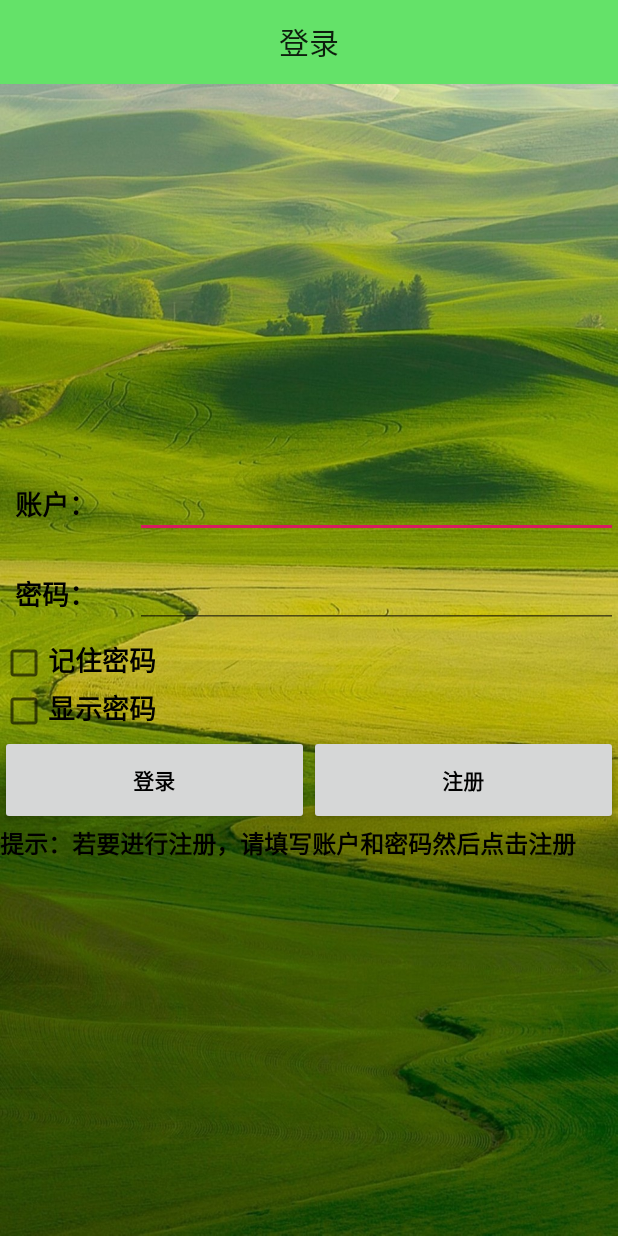
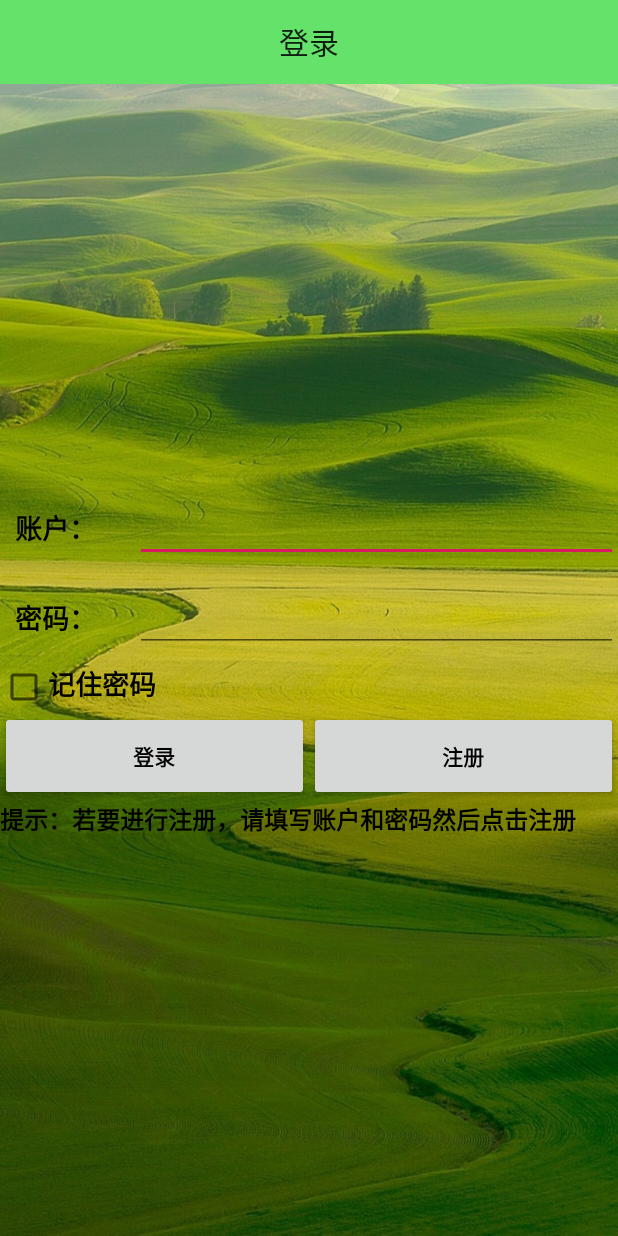
Before and after one commit to sccilu/Refuse, an Android app: the screen it shows after launch (LoginActivity), on a phone screen of 412 x 824 dp. Run offline under Robolectric (Android 15) with nearby library versions, the phone set to English and light mode, and no system bars; Roboto replaces fonts that are not available here.

Commit message:
Revert "显示密码功能"
This reverts commit 164ef539815312681247b0ab79b9a6ae5f59613e.

```diff
--- a/app/src/main/java/com/example/refuseclassification/LoginActivity.java
+++ b/app/src/main/java/com/example/refuseclassification/LoginActivity.java
@@ -10,8 +10,6 @@ import android.database.Cursor;
 import android.database.sqlite.SQLiteDatabase;
 import android.os.Bundle;
 import android.preference.PreferenceManager;
-import android.text.method.HideReturnsTransformationMethod;
-import android.text.method.PasswordTransformationMethod;
 import android.view.View;
 import android.widget.Button;
 import android.widget.CheckBox;
@@ -27,7 +25,6 @@ public class LoginActivity extends BaseActivity {
     private Button login;
     private Button register;
     private CheckBox rememberPass;
-    private CheckBox showPassword;
     private Toolbar toolbar;
     private MyDatabaseHelper dbhelper;
 
@@ -35,20 +32,16 @@ public class LoginActivity extends BaseActivity {
     protected void onCreate(Bundle savedInstanceState) {
         super.onCreate(savedInstanceState);
         setContentView(R.layout.activity_login);
-
         pref = PreferenceManager.getDefaultSharedPreferences(this);
-        toolbar = findViewById(R.id.login_toolbar);
+        toolbar = (Toolbar) findViewById(R.id.login_toolbar);
         toolbar.setTitle("登录");
         new setTitleCenter().setTitleCenter(toolbar);
-
-        accountEdit = findViewById(R.id.account);
-        passwordEdit = findViewById(R.id.password);
-        rememberPass = findViewById(R.id.remember_pass);
-        showPassword = findViewById(R.id.show_password);
-        login = findViewById(R.id.login);
-        register = findViewById(R.id.register);
+        accountEdit = (EditText) findViewById(R.id.account);
+        passwordEdit = (EditText) findViewById(R.id.password);
+        rememberPass = (CheckBox) findViewById(R.id.remember_pass);
+        login = (Button) findViewById(R.id.login);
         dbhelper = new MyDatabaseHelper(this, "Account password", null, 2);
-
+        register = (Button) findViewById(R.id.register);
         boolean isRemember = pref.getBoolean("remember_password", false);
         if (isRemember) {
             // 将账号和密码都设置到文本框中
@@ -58,7 +51,6 @@ public class LoginActivity extends BaseActivity {
             passwordEdit.setText(password);
             rememberPass.setChecked(true);
         }
-
         login.setOnClickListener(new View.OnClickListener() {
             @Override
             public void onClick(View v) {
@@ -66,7 +58,8 @@ public class LoginActivity extends BaseActivity {
                 String account = accountEdit.getText().toString();
                 String password = passwordEdit.getText().toString();
                 SQLiteDatabase db = dbhelper.getWritableDatabase();
-                Cursor cursor = db.query("Account", null, null, null, null, null, null);
+                Cursor cursor = db.query("Account", null, null,
+                        null, null, null, null);
                 if (cursor.moveToFirst()) {
                     do {
                         String hadaccount = cursor.getString(cursor.getColumnIndex("account"));
@@ -97,7 +90,6 @@ public class LoginActivity extends BaseActivity {
                 }
             }
         });
-
         register.setOnClickListener(new View.OnClickListener() {
             @Override
             public void onClick(View v) {
@@ -111,17 +103,5 @@ public class LoginActivity extends BaseActivity {
                 Toast.makeText(LoginActivity.this, "注册成功", Toast.LENGTH_SHORT).show();
             }
         });
-
-        showPassword.setOnCheckedChangeListener((buttonView, isChecked) -> {
-            if (isChecked) {
-                // 显示密码
-                passwordEdit.setTransformationMethod(HideReturnsTransformationMethod.getInstance());
-            } else {
-                // 隐藏密码
-                passwordEdit.setTransformationMethod(PasswordTransformationMethod.getInstance());
-            }
-            // 光标移动到末尾
-            passwordEdit.setSelection(passwordEdit.getText().length());
-        });
     }
 }
--- a/app/src/main/res/layout/frag_login.xml
+++ b/app/src/main/res/layout/frag_login.xml
@@ -69,22 +69,6 @@
         </LinearLayout>
 
         <LinearLayout
-            android:orientation="horizontal"
-            android:layout_width="match_parent"
-            android:layout_height="wrap_content">
-            <CheckBox
-                android:id="@+id/show_password"
-                android:layout_width="wrap_content"
-                android:layout_height="wrap_content" />
-            <TextView
-                android:layout_width="wrap_content"
-                android:layout_height="wrap_content"
-                android:textSize="18sp"
-                style="@style/BoldBlackText"
-                android:text="显示密码" />
-        </LinearLayout>
-
-        <LinearLayout
             android:layout_width="match_parent"
             android:layout_height="wrap_content"
             android:orientation="horizontal">
@@ -102,6 +86,7 @@
                 android:layout_weight="1"
                 style="@style/BoldBlackText"
                 android:text="注册" />
+
         </LinearLayout>
 
         <TextView
```
